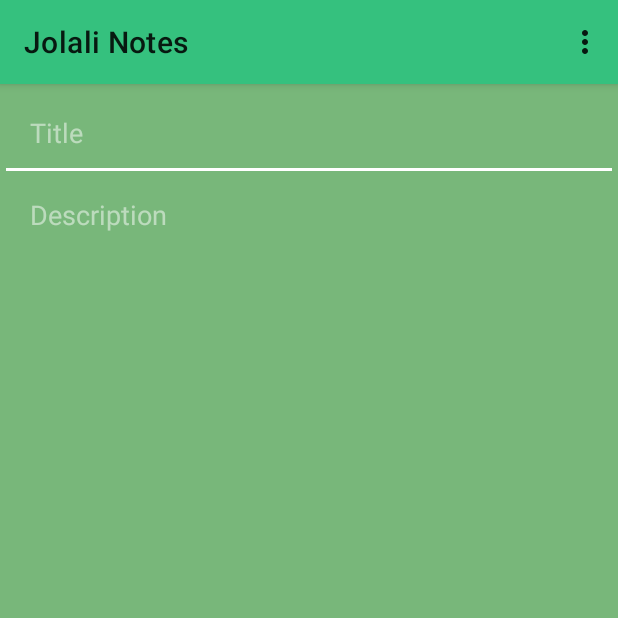
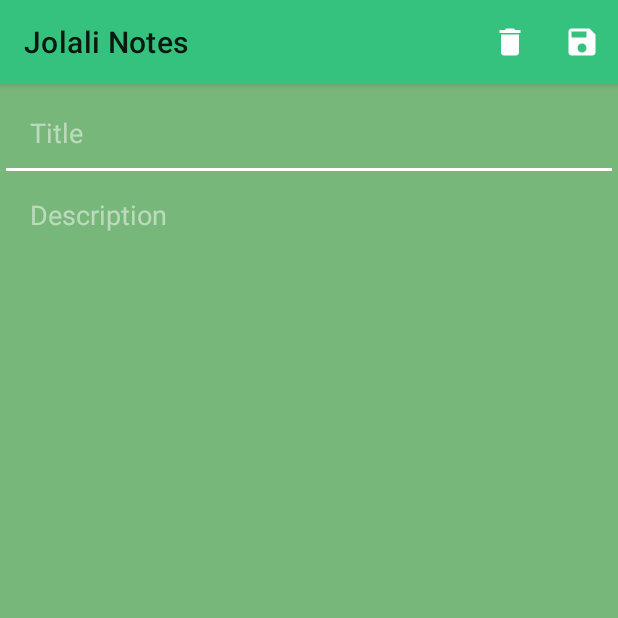
Before and after one commit to erikrios/jolali-notes-app, an Android app: the screen it shows after launch (DetailsActivity), on a phone screen of 412 x 824 dp, the top half of it. Run offline under Robolectric (Android 15) with nearby library versions, the phone set to English and light mode, and no system bars.

Commit message:
Fixing the bugs

```diff
--- a/app/src/main/res/menu/menu_details.xml
+++ b/app/src/main/res/menu/menu_details.xml
@@ -5,10 +5,10 @@
         android:id="@+id/item_delete"
         android:icon="@drawable/ic_baseline_delete_24"
         android:title="@string/delete"
-        app:showAsAction="ifRoom|always" />
+        app:showAsAction="ifRoom" />
     <item
         android:id="@+id/item_save"
         android:icon="@drawable/ic_baseline_save_24"
         android:title="@string/save"
-        app:showAsAction="ifRoom|always" />
+        app:showAsAction="ifRoom" />
 </menu>
```
